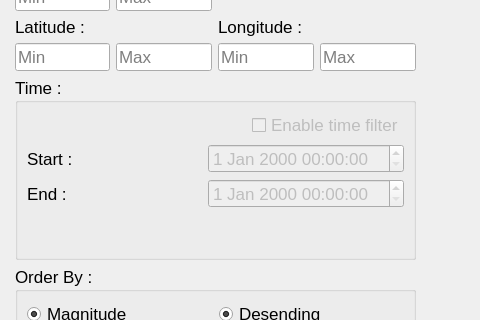
Above: EMV/Dialogs/fdsnrequestdialog.ui from reon/EMV-4 before the change; both pictures show x 285 to 765 and y 221 to 541 of the 765 by 692 pixel window. Below: the same form after it.
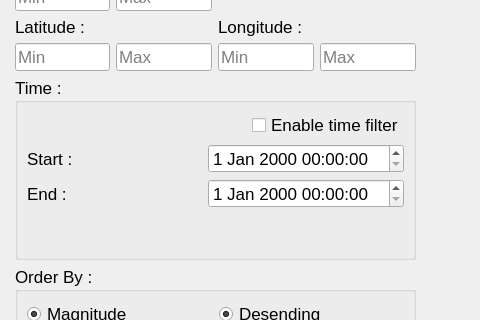
That is the form after the change.

What changed in the file:
```diff
--- a/EMV/Dialogs/fdsnrequestdialog.ui
+++ b/EMV/Dialogs/fdsnrequestdialog.ui
@@ -461,7 +461,7 @@
            <item>
             <widget class="QCheckBox" name="FilterTimeCheckBox">
              <property name="enabled">
-              <bool>false</bool>
+              <bool>true</bool>
              </property>
              <property name="text">
               <string>Enable time filter</string>
@@ -482,7 +482,7 @@
            <item>
             <widget class="QDateTimeEdit" name="StartDateTimeEdit">
              <property name="enabled">
-              <bool>false</bool>
+              <bool>true</bool>
              </property>
              <property name="dateTime">
               <datetime>
@@ -517,7 +517,7 @@
            <item>
             <widget class="QDateTimeEdit" name="EndDateTimeEdit">
              <property name="enabled">
-              <bool>false</bool>
+              <bool>true</bool>
              </property>
             </widget>
            </item>
```
